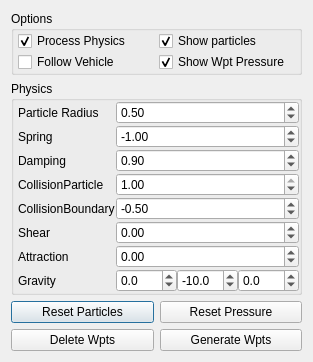
wpfhtl/octocopter, file basestation/flightplannerparticlesdialog.ui: the form before one commit.
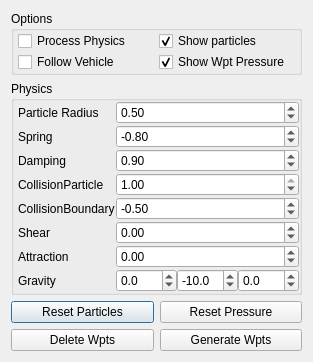
The form after the commit.

What changed in the file:
```diff
--- a/basestation/flightplannerparticlesdialog.ui
+++ b/basestation/flightplannerparticlesdialog.ui
@@ -47,7 +47,7 @@
          <string>Process Physics</string>
         </property>
         <property name="checked">
-         <bool>true</bool>
+         <bool>false</bool>
         </property>
        </widget>
       </item>
@@ -154,7 +154,7 @@
          <double>10.000000000000000</double>
         </property>
         <property name="value">
-         <double>-1.000000000000000</double>
+         <double>-0.800000000000000</double>
         </property>
        </widget>
       </item>
```
